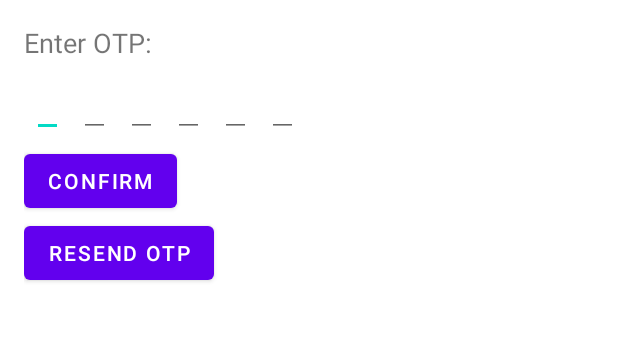
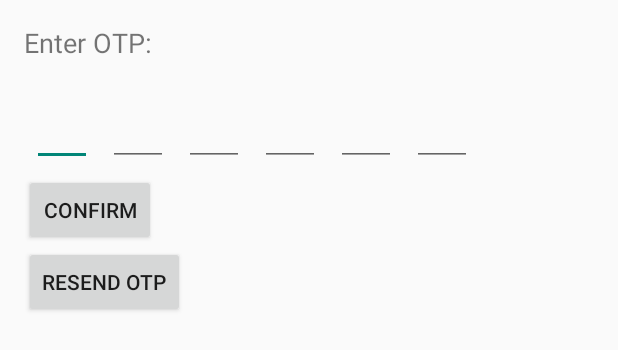
Before and after one commit to Rythmzz/shop_puka, an Android app: the layout dialog_confirm.xml on its own in the app's theme, with its tools: preview values and no code run, on a phone screen of 412 x 824 dp. Shown: the top 350 px of the screen. Run offline under Robolectric (Android 15) with nearby library versions, the phone set to English and light mode, and no system bars.

Commit message:
update login action bar and otp size

```diff
--- a/app/src/main/AndroidManifest.xml
+++ b/app/src/main/AndroidManifest.xml
@@ -17,6 +17,7 @@
         <activity
             android:name=".MainActivity"
             android:exported="true">
+
         </activity>
         <activity android:name=".baitap_thuchanh.bt1.L1FrameLayoutActivity"
             android:exported="true">
@@ -30,12 +31,12 @@
         <activity android:name=".baitap_thuchanh.bt5.L5InformationRegisterP2" android:exported="true">
         </activity>
         <activity android:name=".project.view.MainPageActivity" android:exported="true">
+        </activity>
+        <activity android:name=".project.view.LoginActivity" android:exported="true">
             <intent-filter>
                 <action android:name="android.intent.action.MAIN" />
                 <category android:name="android.intent.category.LAUNCHER" />
             </intent-filter>
-        </activity>
-        <activity android:name=".project.view.LoginActivity" android:exported="true">
         </activity>
         <activity android:name=".project.view.RegisterActivity" android:exported="true">
 
--- a/app/src/main/java/com/group11/shoppuka/project/view/MainPageActivity.java
+++ b/app/src/main/java/com/group11/shoppuka/project/view/MainPageActivity.java
@@ -41,6 +41,7 @@ public class MainPageActivity extends AppCompatActivity {
             transaction.commit();
 
         }
+        binding.bottomNavigationView.setBackgroundColor(Color.WHITE);
         binding.bottomNavigationView.setOnNavigationItemSelectedListener(mOnNavigationItemSelectedListener);
 
     }
--- a/app/src/main/res/layout/dialog_confirm.xml
+++ b/app/src/main/res/layout/dialog_confirm.xml
@@ -20,6 +20,7 @@
             android:layout_width="wrap_content"
             android:layout_height="wrap_content"
             android:inputType="number"
+            android:padding="20dp"
             android:maxLength="1"
             android:layout_margin="5dp" />
 
@@ -27,6 +28,7 @@
             android:layout_width="wrap_content"
             android:layout_height="wrap_content"
             android:inputType="number"
+            android:padding="20dp"
             android:maxLength="1"
             android:layout_margin="5dp" />
 
@@ -34,6 +36,7 @@
             android:layout_width="wrap_content"
             android:layout_height="wrap_content"
             android:inputType="number"
+            android:padding="20dp"
             android:maxLength="1"
             android:layout_margin="5dp" />
 
@@ -41,6 +44,7 @@
             android:layout_width="wrap_content"
             android:layout_height="wrap_content"
             android:inputType="number"
+            android:padding="20dp"
             android:maxLength="1"
             android:layout_margin="5dp" />
 
@@ -48,6 +52,7 @@
             android:layout_width="wrap_content"
             android:layout_height="wrap_content"
             android:inputType="number"
+            android:padding="20dp"
             android:maxLength="1"
             android:layout_margin="5dp" />
 
@@ -55,6 +60,7 @@
             android:layout_width="wrap_content"
             android:layout_height="wrap_content"
             android:inputType="number"
+            android:padding="20dp"
             android:maxLength="1"
             android:layout_margin="5dp" />
     </LinearLayout>
--- a/app/src/main/res/values/themes.xml
+++ b/app/src/main/res/values/themes.xml
@@ -1,6 +1,6 @@
 <resources xmlns:tools="http://schemas.android.com/tools">
     <!-- Base application theme. -->
-    <style name="Theme.Shoppuka" parent="Theme.MaterialComponents.DayNight.DarkActionBar">
+    <style name="Theme.Shoppuka" parent="Theme.MaterialComponents.Light.DarkActionBar.Bridge">
         <!-- Primary brand color. -->
         <item name="colorPrimary">@color/purple_500</item>
         <item name="colorPrimaryVariant">@color/purple_700</item>
```
Also changed, not shown: app/src/main/java/com/group11/shoppuka/project/view/LoginActivity.java (+9 -0 lines), app/src/main/java/com/group11/shoppuka/project/view/RegisterActivity.java (+14 -0 lines).
